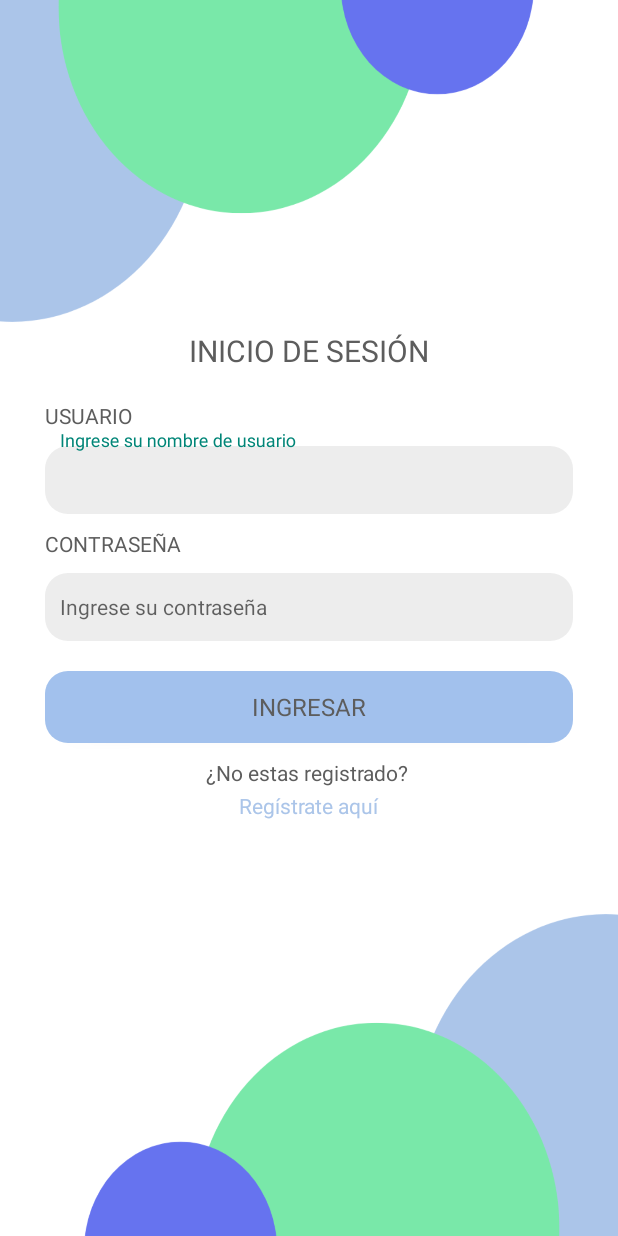
After one commit to JulianRivas17/newstyledecorations, an Android app: the layout login.xml on its own in the app's theme, with its tools: preview values and no code run, on a phone screen of 412 x 824 dp. The commit adds this screen. Run offline under Robolectric (Android 15) with nearby library versions, the phone set to English and light mode, and no system bars.

Commit message:
Añadi pantalla Login

```diff
--- /dev/null
+++ b/app/src/main/res/drawable/rounded_button_grey.xml
@@ -0,0 +1,5 @@
+<?xml version="1.0" encoding="utf-8"?>
+<shape xmlns:android="http://schemas.android.com/apk/res/android" android:shape="rectangle">
+    <corners android:radius="15dp" />
+    <solid android:color="@color/lightGrey" />
+</shape>
--- /dev/null
+++ b/app/src/main/res/drawable/rounded_button_solid.xml
@@ -0,0 +1,4 @@
+<?xml version="1.0" encoding="utf-8"?>
+<shape xmlns:android="http://schemas.android.com/apk/res/android" android:shape="rectangle">
+    <corners android:radius="15dp" /> <!-- Cambia este valor para ajustar el radio de las esquinas -->
+</shape>
--- /dev/null
+++ b/app/src/main/res/layout/login.xml
@@ -0,0 +1,129 @@
+<?xml version="1.0" encoding="utf-8"?>
+<androidx.constraintlayout.widget.ConstraintLayout xmlns:android="http://schemas.android.com/apk/res/android"
+    android:layout_width="match_parent"
+    android:layout_height="match_parent">
+
+    <LinearLayout
+        android:layout_width="match_parent"
+        android:layout_height="match_parent"
+        android:background="@drawable/bg_login"
+        android:orientation="vertical">
+
+        <Space
+            android:layout_width="match_parent"
+            android:layout_height="220dp" />
+
+        <TextView
+            android:id="@+id/textView7"
+            android:layout_width="match_parent"
+            android:layout_height="wrap_content"
+            android:layout_marginBottom="20dp"
+            android:text="INICIO DE SESIÓN"
+            android:textAlignment="center"
+            android:textColor="#5D5D5D"
+            android:textSize="20sp" />
+
+        <LinearLayout
+            android:layout_width="match_parent"
+            android:layout_height="wrap_content"
+            android:layout_marginBottom="10dp"
+            android:orientation="vertical"
+            android:paddingLeft="30dp"
+            android:paddingRight="30dp">
+
+            <TextView
+                android:id="@+id/textView9"
+                android:layout_width="match_parent"
+                android:layout_height="wrap_content"
+                android:text="USUARIO"
+                android:textColor="#5D5D5D"
+                android:textSize="14sp" />
+
+            <com.google.android.material.textfield.TextInputLayout
+                android:layout_width="match_parent"
+                android:layout_height="wrap_content">
+
+                <com.google.android.material.textfield.TextInputEditText
+                    android:layout_width="match_parent"
+                    android:layout_height="45dp"
+                    android:background="@drawable/rounded_button_grey"
+                    android:hint="Ingrese su nombre de usuario"
+                    android:padding="10dp"
+                    android:textColor="#5D5D5D"
+                    android:textSize="14sp" />
+            </com.google.android.material.textfield.TextInputLayout>
+        </LinearLayout>
+
+        <LinearLayout
+            android:layout_width="match_parent"
+            android:layout_height="wrap_content"
+            android:layout_marginBottom="10dp"
+            android:orientation="vertical"
+            android:paddingLeft="30dp"
+            android:paddingRight="30dp">
+
+            <TextView
+                android:id="@+id/textView15"
+                android:layout_width="match_parent"
+                android:layout_height="wrap_content"
+                android:layout_marginBottom="10dp"
+                android:text="CONTRASEÑA"
+                android:textColor="#5D5D5D"
+                android:textSize="14sp" />
+
+            <EditText
+                android:id="@+id/editTextTextPassword2"
+                android:layout_width="match_parent"
+                android:layout_height="45dp"
+                android:background="@drawable/rounded_button_grey"
+                android:ems="10"
+                android:hint="Ingrese su contraseña"
+                android:inputType="textPassword"
+                android:padding="10dp"
+                android:textColor="#5D5D5D"
+                android:textSize="14sp" />
+        </LinearLayout>
+
+        <Button
+            android:id="@+id/button"
+            android:layout_width="match_parent"
+            android:layout_height="wrap_content"
+            android:layout_marginLeft="30dp"
+            android:layout_marginTop="10dp"
+            android:layout_marginRight="30dp"
+            android:layout_marginBottom="10dp"
+            android:background="@drawable/rounded_title_blue"
+            android:text="INGRESAR"
+            android:textAppearance="@style/TextAppearance.AppCompat.Body1"
+            android:textColor="#5D5D5D"
+            android:textSize="16sp" />
+
+        <LinearLayout
+            android:layout_width="match_parent"
+            android:layout_height="match_parent"
+            android:orientation="vertical"
+            android:paddingLeft="30dp"
+            android:paddingRight="30dp">
+
+            <TextView
+                android:id="@+id/textView20"
+                android:layout_width="match_parent"
+                android:layout_height="wrap_content"
+                android:text="¿No estas registrado? "
+                android:textAlignment="center"
+                android:textColor="#5D5D5D" />
+
+            <Button
+                android:id="@+id/button3"
+                android:layout_width="180dp"
+                android:layout_height="25dp"
+                android:background="@drawable/rounded_button_solid"
+                android:text="Regístrate aquí"
+                android:textAppearance="@style/TextAppearance.AppCompat.Body1"
+                android:textColor="#ABC5E9"
+                android:textSize="14sp"
+                android:translationX="85dp" />
+        </LinearLayout>
+
+    </LinearLayout>
+</androidx.constraintlayout.widget.ConstraintLayout>
--- a/app/src/main/res/layout/select_party.xml
+++ b/app/src/main/res/layout/select_party.xml
@@ -35,14 +35,19 @@
                 app:srcCompat="@drawable/profile_ico" />
         </LinearLayout>
 
-        <Space
+        <ImageView
+            android:id="@+id/imageView2"
             android:layout_width="match_parent"
-            android:layout_height="180dp" />
+            android:layout_height="130dp"
+            android:layout_marginTop="20dp"
+            android:layout_marginBottom="50dp"
+            app:srcCompat="@drawable/logo" />
 
         <TextView
             android:id="@+id/textView"
             android:layout_width="match_parent"
             android:layout_height="37dp"
+            android:layout_marginBottom="10dp"
             android:text="TIPO DE FIESTA"
             android:textAlignment="center"
             android:textColor="#5D5D5D"
--- a/app/src/main/res/values/colors.xml
+++ b/app/src/main/res/values/colors.xml
@@ -6,4 +6,5 @@
     <color name="grey">#D4D4D4</color>
     <color name="blue">#A2C1ED</color>
     <color name="red">#F8B0A6</color>
+    <color name="lightGrey">#EDEDED</color>
 </resources>
```
Also changed, not shown: app/src/main/res/drawable/bg_login.png (added), app/src/main/res/drawable/logo.jpeg (added).
